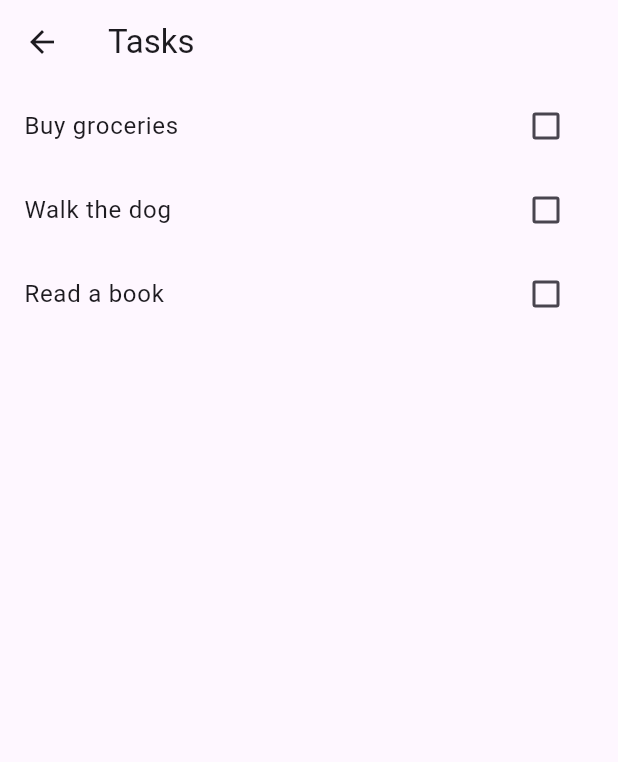
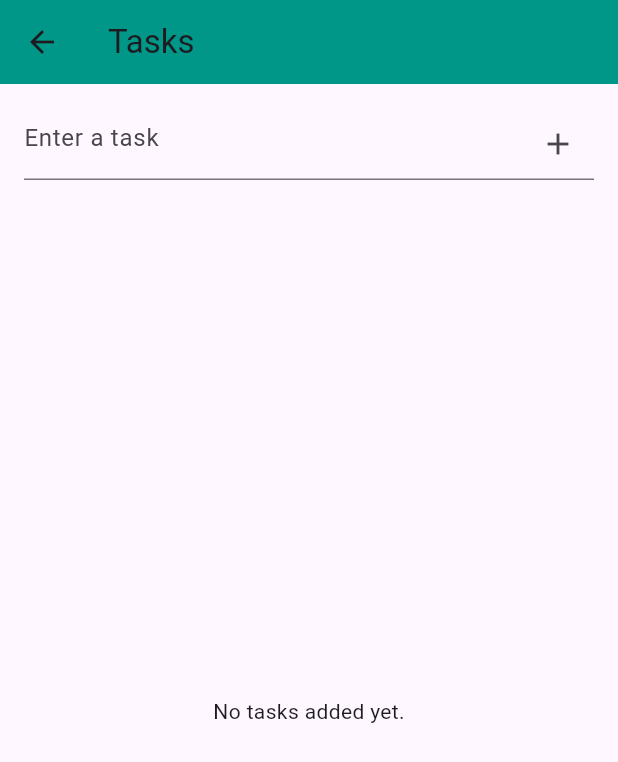
Before and after one commit to Saifudheenpv/lifemate-app, a Flutter app: the HomeScreen screen opened by its route, after a tap on "Tasks", on a phone screen of 412 x 824 dp. Shown: the top 762 px of the screen. Run offline on Flutter 3.47's test engine with Material 3 defaults, Android fonts, the light colour scheme and no system bars.

Commit message:
Add Tasks screen with local state management

```diff
--- a/lib/features/home/home_screen.dart
+++ b/lib/features/home/home_screen.dart
@@ -6,40 +6,60 @@ class HomeScreen extends StatelessWidget {
   @override
   Widget build(BuildContext context) {
     return Scaffold(
-      backgroundColor: Colors.grey[50],
       appBar: AppBar(
+        title: const Text('LifeMate Home'),
         backgroundColor: Colors.teal,
-        elevation: 0,
-        title: const Text(
-          'LifeMate',
-          style: TextStyle(color: Colors.white, fontWeight: FontWeight.bold),
-        ),
-        centerTitle: true,
       ),
       body: Padding(
         padding: const EdgeInsets.all(16.0),
         child: Column(
+          mainAxisAlignment: MainAxisAlignment.center,
           children: [
-            const Text(
-              'Hey 👋 Welcome back!',
-              style: TextStyle(
-                fontSize: 22,
-                fontWeight: FontWeight.bold,
-                color: Colors.black87,
+            ElevatedButton.icon(
+              onPressed: () {
+                Navigator.pushNamed(context, '/tasks');
+              },
+              icon: const Icon(Icons.check_box),
+              label: const Text('Tasks'),
+              style: ElevatedButton.styleFrom(
+                minimumSize: const Size(double.infinity, 50),
+                backgroundColor: Colors.teal,
               ),
             ),
-            const SizedBox(height: 20),
-            Expanded(
-              child: GridView.count(
-                crossAxisCount: 2,
-                crossAxisSpacing: 16,
-                mainAxisSpacing: 16,
-                children: const [
-                  HomeCard(title: 'Tasks', icon: Icons.check_circle, color: Colors.blue),
-                  HomeCard(title: 'Money', icon: Icons.attach_money, color: Colors.green),
-                  HomeCard(title: 'Habits', icon: Icons.auto_graph, color: Colors.orange),
-                  HomeCard(title: 'AI Assistant', icon: Icons.smart_toy, color: Colors.purple),
-                ],
+            const SizedBox(height: 16),
+            ElevatedButton.icon(
+              onPressed: () {
+                Navigator.pushNamed(context, '/money');
+              },
+              icon: const Icon(Icons.attach_money),
+              label: const Text('Money'),
+              style: ElevatedButton.styleFrom(
+                minimumSize: const Size(double.infinity, 50),
+                backgroundColor: Colors.teal,
+              ),
+            ),
+            const SizedBox(height: 16),
+            ElevatedButton.icon(
+              onPressed: () {
+                Navigator.pushNamed(context, '/habits');
+              },
+              icon: const Icon(Icons.track_changes),
+              label: const Text('Habits'),
+              style: ElevatedButton.styleFrom(
+                minimumSize: const Size(double.infinity, 50),
+                backgroundColor: Colors.teal,
+              ),
+            ),
+            const SizedBox(height: 16),
+            ElevatedButton.icon(
+              onPressed: () {
+                Navigator.pushNamed(context, '/ai');
+              },
+              icon: const Icon(Icons.smart_toy),
+              label: const Text('AI Assistant'),
+              style: ElevatedButton.styleFrom(
+                minimumSize: const Size(double.infinity, 50),
+                backgroundColor: Colors.teal,
               ),
             ),
           ],
@@ -48,61 +68,3 @@ class HomeScreen extends StatelessWidget {
     );
   }
 }
-
-class HomeCard extends StatelessWidget {
-  final String title;
-  final IconData icon;
-  final Color color;
-
-  const HomeCard({
-    super.key,
-    required this.title,
-    required this.icon,
-    required this.color,
-  });
-
-  @override
-  Widget build(BuildContext context) {
-    return Card(
-      elevation: 4,
-      shape: RoundedRectangleBorder(borderRadius: BorderRadius.circular(16)),
-      child: InkWell(
-        onTap: () {
-          switch (title) {
-    case 'Tasks':
-      Navigator.pushNamed(context, '/tasks');
-      break;
-    case 'Money':
-      Navigator.pushNamed(context, '/money');
-      break;
-    case 'Habits':
-      Navigator.pushNamed(context, '/habits');
-      break;
-    case 'AI Assistant':
-      Navigator.pushNamed(context, '/ai');
-      break;
-  }
-          // TODO: Navigate to respective screens
-        },
-        borderRadius: BorderRadius.circular(16),
-        child: Center(
-          child: Column(
-            mainAxisSize: MainAxisSize.min,
-            children: [
-              Icon(icon, size: 40, color: color),
-              const SizedBox(height: 10),
-              Text(
-                title,
-                style: const TextStyle(
-                  fontSize: 16,
-                  fontWeight: FontWeight.bold,
-                  color: Colors.black87,
-                ),
-              ),
-            ],
-          ),
-        ),
-      ),
-    );
-  }
-}
--- a/lib/features/tasks/tasks_screen.dart
+++ b/lib/features/tasks/tasks_screen.dart
@@ -1,49 +1,75 @@
 import 'package:flutter/material.dart';
-import 'task_model.dart';
 
 class TasksScreen extends StatefulWidget {
   const TasksScreen({super.key});
 
   @override
-  _TasksScreenState createState() => _TasksScreenState();
+  State<TasksScreen> createState() => _TasksScreenState();
 }
 
 class _TasksScreenState extends State<TasksScreen> {
-  List<Task> tasks = [
-    Task(id: 1, title: 'Buy groceries'),
-    Task(id: 2, title: 'Walk the dog'),
-    Task(id: 3, title: 'Read a book'),
-  ];
+  final List<String> _tasks = [];
+  final TextEditingController _controller = TextEditingController();
 
-  void toggleComplete(int id) {
+  void _addTask() {
+    final task = _controller.text.trim();
+    if (task.isNotEmpty) {
+      setState(() {
+        _tasks.add(task);
+        _controller.clear();
+      });
+    }
+  }
+
+  void _removeTask(int index) {
     setState(() {
-      final task = tasks.firstWhere((task) => task.id == id);
-      task.isCompleted = !task.isCompleted;
+      _tasks.removeAt(index);
     });
   }
 
   @override
   Widget build(BuildContext context) {
     return Scaffold(
-      appBar: AppBar(title: const Text('Tasks')),
-      body: ListView.builder(
-        itemCount: tasks.length,
-        itemBuilder: (context, index) {
-          final task = tasks[index];
-          return ListTile(
-            title: Text(
-              task.title,
-              style: TextStyle(
-                decoration:
-                    task.isCompleted ? TextDecoration.lineThrough : null,
+      appBar: AppBar(
+        title: const Text("Tasks"),
+        backgroundColor: Colors.teal,
+      ),
+      body: Padding(
+        padding: const EdgeInsets.all(16.0),
+        child: Column(
+          children: [
+            TextField(
+              controller: _controller,
+              decoration: InputDecoration(
+                hintText: 'Enter a task',
+                suffixIcon: IconButton(
+                  icon: const Icon(Icons.add),
+                  onPressed: _addTask,
+                ),
               ),
+              onSubmitted: (_) => _addTask(),
             ),
-            trailing: Checkbox(
-              value: task.isCompleted,
-              onChanged: (_) => toggleComplete(task.id),
+            const SizedBox(height: 20),
+            Expanded(
+              child: _tasks.isEmpty
+                  ? const Center(child: Text('No tasks added yet.'))
+                  : ListView.builder(
+                      itemCount: _tasks.length,
+                      itemBuilder: (context, index) {
+                        return Card(
+                          child: ListTile(
+                            title: Text(_tasks[index]),
+                            trailing: IconButton(
+                              icon: const Icon(Icons.delete),
+                              onPressed: () => _removeTask(index),
+                            ),
+                          ),
+                        );
+                      },
+                    ),
             ),
-          );
-        },
+          ],
+        ),
       ),
     );
   }
```
